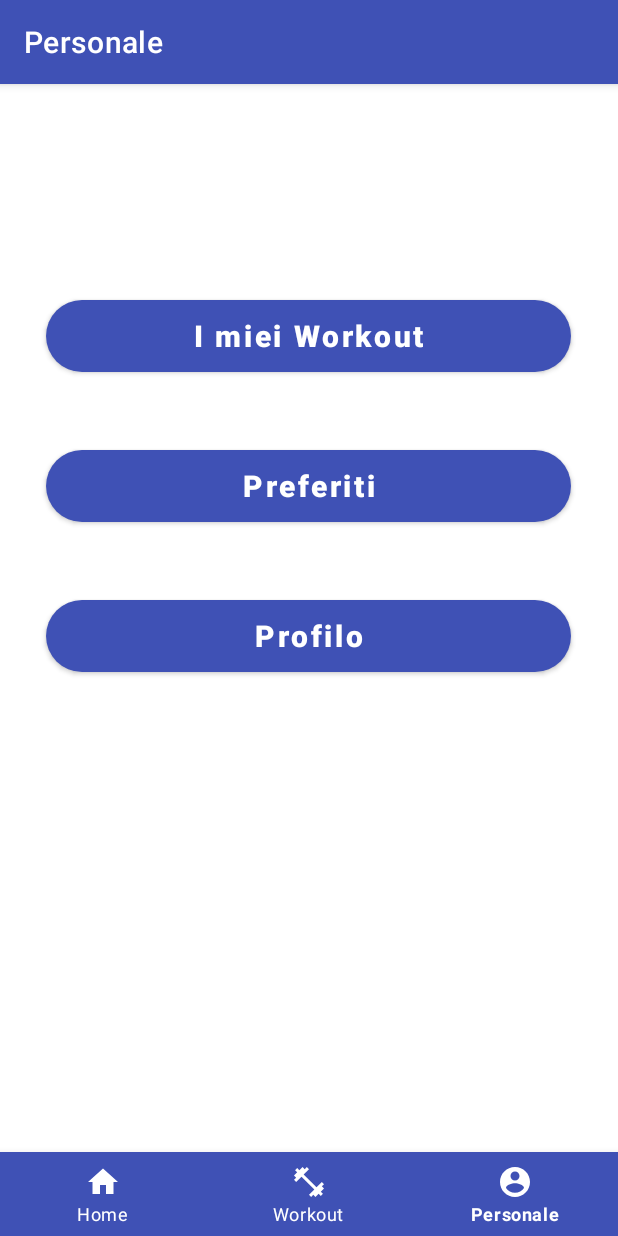
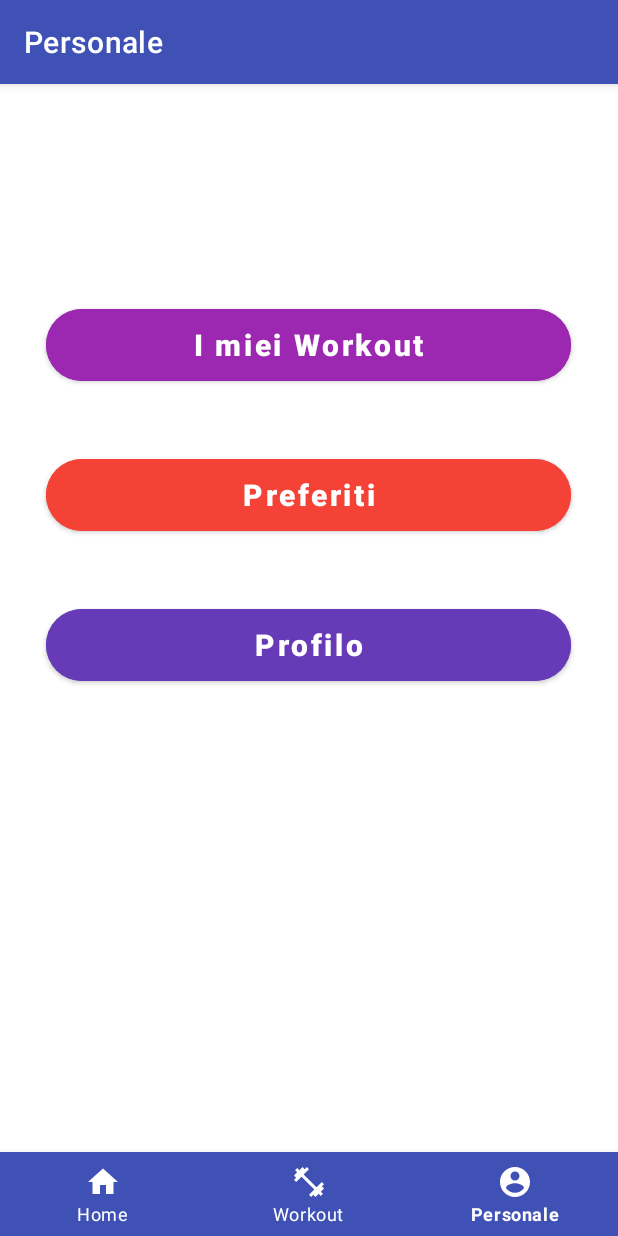
Before and after one commit to lorenzoromandini/massigym_android, an Android app: the PersonaleFragment screen opened through its navigation route, on a phone screen of 412 x 824 dp. Run offline under Robolectric (Android 15) with nearby library versions, the phone set to English and light mode, and no system bars; our stand-ins replace data binding, navigation-ui.

Commit message:
Round buttons and colors

```diff
--- a/app/src/main/java/com/example/massigym_android/ui/auth/ResetPassword.kt
+++ b/app/src/main/java/com/example/massigym_android/ui/auth/ResetPassword.kt
@@ -49,11 +49,11 @@
         auth.sendPasswordResetEmail(email).addOnCompleteListener { task ->
             if (task.isSuccessful) {
                 Toast.makeText(this,
-                    "Controlla la tua mail per resettare la password",
+                    "Richiesta inviata",
                     Toast.LENGTH_LONG).show()
                 onBackPressed()
             } else {
-                Toast.makeText(this, "Riprova, qualcosa è andato storto", Toast.LENGTH_LONG).show()
+                Toast.makeText(this, "Qualcosa è andato storto...", Toast.LENGTH_LONG).show()
             }
         }
     }
--- a/app/src/main/res/drawable/button_rounded.xml
+++ /dev/null
@@ -1,10 +0,0 @@
-<?xml version="1.0" encoding="utf-8"?>
-<shape xmlns:android="http://schemas.android.com/apk/res/android"
-    android:shape="rectangle">
-    <solid android:color="@color/deepPurple" />
-    <corners
-        android:bottomLeftRadius="70dp"
-        android:bottomRightRadius="70dp"
-        android:topLeftRadius="70dp"
-        android:topRightRadius="70dp" />
-</shape>
--- a/app/src/main/res/layout/activity_change_password.xml
+++ b/app/src/main/res/layout/activity_change_password.xml
@@ -72,8 +72,9 @@
 
         <Button
             android:id="@+id/changePasswordButton"
+            app:cornerRadius="125dp"
             android:layout_width="350dp"
-            android:layout_height="wrap_content"
+            android:layout_height="60dp"
             android:text="Modifica Password"
             android:textAllCaps="false"
             android:textSize="20sp"
@@ -81,7 +82,7 @@
             android:textStyle="bold"
             android:layout_gravity="center_horizontal"
             android:layout_marginTop="280dp"
-            android:background="@drawable/button_rounded"/>
+            android:backgroundTint="@color/deepPurple"/>
 
     </FrameLayout>
 
--- a/app/src/main/res/layout/activity_login.xml
+++ b/app/src/main/res/layout/activity_login.xml
@@ -77,10 +77,11 @@
             android:textColorHint="@color/black" />
     </com.google.android.material.textfield.TextInputLayout>
 
-    <Button
+    <com.google.android.material.button.MaterialButton
         android:id="@+id/loginButton"
+        app:cornerRadius="125dp"
         android:layout_width="350dp"
-        android:layout_height="wrap_content"
+        android:layout_height="60dp"
         android:layout_gravity="center_horizontal"
         android:layout_marginTop="20dp"
         android:backgroundTint="@color/deepPurple"
--- a/app/src/main/res/layout/activity_registration.xml
+++ b/app/src/main/res/layout/activity_registration.xml
@@ -119,10 +119,11 @@
             android:textColorHint="@color/black" />
     </com.google.android.material.textfield.TextInputLayout>
 
-    <Button
+    <com.google.android.material.button.MaterialButton
         android:id="@+id/registrationButton"
+        app:cornerRadius="125dp"
         android:layout_width="350dp"
-        android:layout_height="wrap_content"
+        android:layout_height="60dp"
         android:text="Registrati"
         android:textAllCaps="false"
         android:textSize="20sp"
--- a/app/src/main/res/layout/activity_reset_password.xml
+++ b/app/src/main/res/layout/activity_reset_password.xml
@@ -55,10 +55,11 @@
             android:textColorHint="@color/black" />
     </com.google.android.material.textfield.TextInputLayout>
 
-    <Button
+    <com.google.android.material.button.MaterialButton
         android:id="@+id/resetPasswordButton"
+        app:cornerRadius="125dp"
         android:layout_width="350dp"
-        android:layout_height="wrap_content"
+        android:layout_height="60dp"
         android:layout_gravity="center_horizontal"
         android:layout_marginTop="20dp"
         android:backgroundTint="@color/deepPurple"
--- a/app/src/main/res/layout/fragment_personale.xml
+++ b/app/src/main/res/layout/fragment_personale.xml
@@ -25,39 +25,42 @@
                 app:titleTextColor="@color/white" />
         </com.google.android.material.appbar.AppBarLayout>
 
-        <Button
+        <com.google.android.material.button.MaterialButton
             android:id="@+id/personalWorkoutButton"
+            app:cornerRadius="125dp"
             android:layout_width="350dp"
-            android:layout_height="wrap_content"
+            android:layout_height="60dp"
             android:layout_gravity="center_horizontal"
             android:layout_marginTop="200dp"
-            android:background="@drawable/button_rounded"
+            android:backgroundTint="@color/purple"
             android:text="I miei Workout"
             android:textAllCaps="false"
             android:textColor="@color/white"
             android:textSize="20sp"
             android:textStyle="bold" />
 
-        <Button
+        <com.google.android.material.button.MaterialButton
             android:id="@+id/preferitiButton"
+            app:cornerRadius="125dp"
             android:layout_width="350dp"
-            android:layout_height="wrap_content"
+            android:layout_height="60dp"
             android:layout_gravity="center_horizontal"
             android:layout_marginTop="300dp"
-            android:background="@drawable/button_rounded"
+            android:backgroundTint="@color/red"
             android:text="Preferiti"
             android:textAllCaps="false"
             android:textColor="@color/white"
             android:textSize="20sp"
             android:textStyle="bold" />
 
-        <Button
+        <com.google.android.material.button.MaterialButton
             android:id="@+id/profiloButton"
+            app:cornerRadius="125dp"
             android:layout_width="350dp"
-            android:layout_height="wrap_content"
+            android:layout_height="60dp"
             android:layout_gravity="center_horizontal"
             android:layout_marginTop="400dp"
-            android:background="@drawable/button_rounded"
+            android:backgroundTint="@color/deepPurple"
             android:text="Profilo"
             android:textAllCaps="false"
             android:textColor="@color/white"
```
